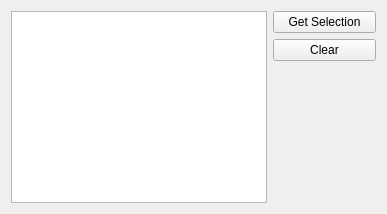
Qt form ui/mayaGetNodesWidget.ui (david-cattermole/qt-learning) before a commit.
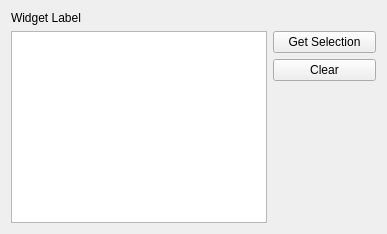
The same form after that commit.

Commit message: Filled out more UI elements, specifically maya base window, reparent timeRange and reparent subFrame.

Diff of the .ui file:
```diff
--- a/ui/mayaGetNodesWidget.ui
+++ b/ui/mayaGetNodesWidget.ui
@@ -19,6 +19,17 @@
   <property name="windowTitle">
    <string>Form</string>
   </property>
+  <layout class="QVBoxLayout" name="verticalLayout_2">
+   <item>
+    <layout class="QVBoxLayout" name="verticalLayout">
+     <item>
+      <widget class="QLabel" name="label">
+       <property name="text">
+        <string>Widget Label</string>
+       </property>
+      </widget>
+     </item>
+     <item>
   <layout class="QHBoxLayout" name="horizontalLayout">
    <item>
     <widget class="QListView" name="listView">
@@ -31,7 +42,7 @@
     </widget>
    </item>
    <item>
-    <layout class="QVBoxLayout" name="verticalLayout">
+        <layout class="QVBoxLayout" name="buttonsVerticalLayout">
      <item>
       <widget class="QPushButton" name="getSelectionButton">
        <property name="sizePolicy">
@@ -67,6 +78,10 @@
         </size>
        </property>
       </spacer>
+         </item>
+        </layout>
+       </item>
+      </layout>
      </item>
     </layout>
    </item>
```
Lines whose indentation alone changed are shown as unchanged. The commit also changes 11 other files.
